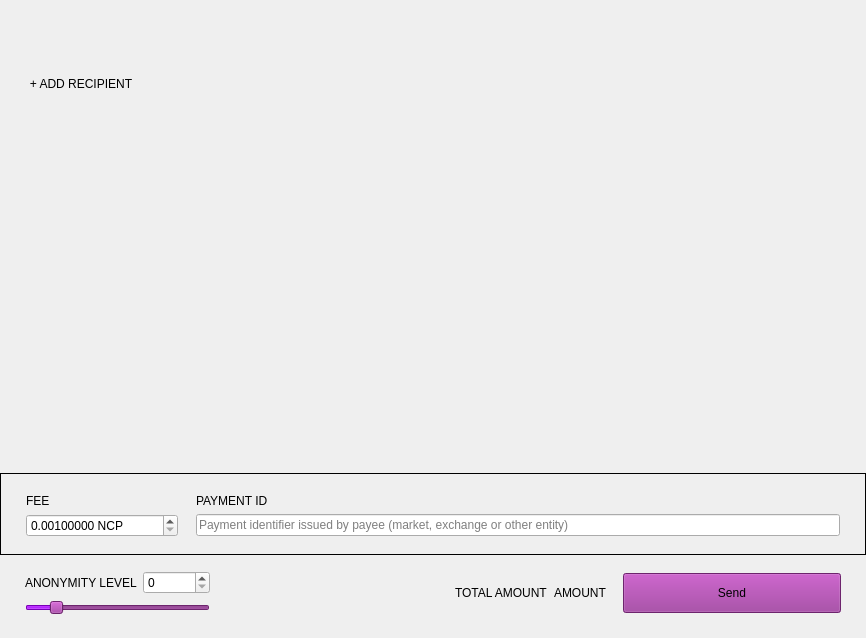
Qt form src/Gui/Send/SendFrame.ui (livenet123/NewtonWallet) before a commit.
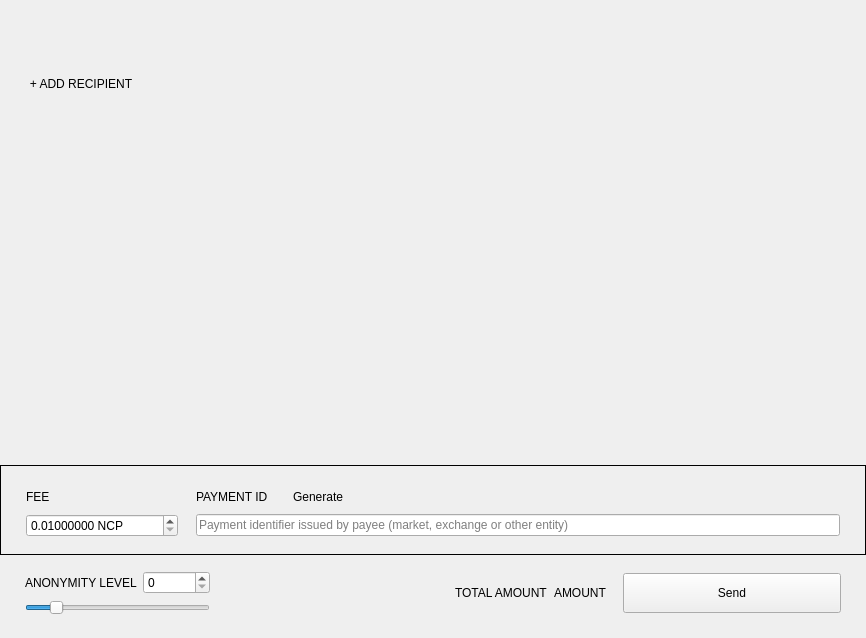
The same form after that commit. Custom widgets are drawn as their Qt base class.

The edit to the form file:
```diff
--- a/src/Gui/Send/SendFrame.ui
+++ b/src/Gui/Send/SendFrame.ui
@@ -175,6 +175,12 @@
    </item>
    <item>
     <widget class="QFrame" name="m_sendFeeFrame">
+     <property name="sizePolicy">
+      <sizepolicy hsizetype="Minimum" vsizetype="Minimum">
+       <horstretch>0</horstretch>
+       <verstretch>0</verstretch>
+      </sizepolicy>
+     </property>
      <property name="frameShape">
       <enum>QFrame::Box</enum>
      </property>
@@ -197,60 +203,130 @@
       <property name="horizontalSpacing">
        <number>18</number>
       </property>
-      <item row="0" column="0">
-       <widget class="WalletGui::WalletNormalGrayTextLabel" name="label_3">
-        <property name="text">
-         <string>FEE</string>
+      <item row="2" column="1">
+       <widget class="WalletGui::ClearableLineEdit" name="m_paymentIdEdit">
+        <property name="styleSheet">
+         <string notr="true">[errorState=&quot;true&quot;] {
+  border-color: #ef3131;
+}</string>
         </property>
-       </widget>
-      </item>
-      <item row="0" column="1">
-       <widget class="WalletGui::WalletNormalGrayTextLabel" name="m_paymentIdTextLabel">
-        <property name="text">
-         <string>PAYMENT ID</string>
+        <property name="placeholderText">
+         <string>Payment identifier issued by payee (market, exchange or other entity)</string>
         </property>
        </widget>
       </item>
-      <item row="1" column="0">
+      <item row="2" column="0">
        <widget class="QDoubleSpinBox" name="m_feeSpin">
-        <property name="locale">
-         <locale language="English" country="UnitedStates"/>
-        </property>
         <property name="buttonSymbols">
          <enum>QAbstractSpinBox::UpDownArrows</enum>
         </property>
         <property name="suffix">
-         <string> NCP</string>
+         <string notr="true"> NCP</string>
         </property>
         <property name="decimals">
          <number>8</number>
         </property>
         <property name="minimum">
-         <double>0.001000000000000</double>
+         <double>0.010000000000000</double>
         </property>
         <property name="maximum">
-         <double>999999999.000000000000000</double>
+         <double>999999.000000000000000</double>
         </property>
         <property name="singleStep">
-         <double>0.001000000000000</double>
+         <double>0.010000000000000</double>
         </property>
         <property name="value">
-         <double>0.001000000000000</double>
+         <double>0.010000000000000</double>
         </property>
        </widget>
       </item>
-      <item row="1" column="1">
-       <widget class="WalletGui::ClearableLineEdit" name="m_paymentIdEdit">
-        <property name="styleSheet">
-         <string notr="true">[errorState=&quot;true&quot;] {
-  border-color: #ef3131;
-}</string>
+      <item row="0" column="0">
+       <widget class="WalletGui::WalletNormalGrayTextLabel" name="label_3">
+        <property name="text">
+         <string>FEE</string>
         </property>
-        <property name="placeholderText">
-         <string>Payment identifier issued by payee (market, exchange or other entity)</string>
+        <property name="alignment">
+         <set>Qt::AlignLeading|Qt::AlignLeft|Qt::AlignVCenter</set>
         </property>
        </widget>
       </item>
+      <item row="0" column="1">
+       <layout class="QHBoxLayout" name="horizontalLayout_3">
+        <item>
+         <widget class="WalletGui::WalletNormalGrayTextLabel" name="m_paymentIdTextLabel">
+          <property name="sizePolicy">
+           <sizepolicy hsizetype="Minimum" vsizetype="Minimum">
+            <horstretch>0</horstretch>
+            <verstretch>0</verstretch>
+           </sizepolicy>
+          </property>
+          <property name="text">
+           <string>PAYMENT ID</string>
+          </property>
+          <property name="alignment">
+           <set>Qt::AlignLeading|Qt::AlignLeft|Qt::AlignVCenter</set>
+          </property>
+          <property name="margin">
+           <number>0</number>
+          </property>
+          <property name="indent">
+           <number>0</number>
+          </property>
+         </widget>
+        </item>
+        <item>
+         <spacer name="horizontalSpacer_6">
+          <property name="orientation">
+           <enum>Qt::Horizontal</enum>
+          </property>
+          <property name="sizeType">
+           <enum>QSizePolicy::Fixed</enum>
+          </property>
+          <property name="sizeHint" stdset="0">
+           <size>
+            <width>10</width>
+            <height>10</height>
+           </size>
+          </property>
+         </spacer>
+        </item>
+        <item>
+         <widget class="WalletGui::WalletTinyLinkLikeButton" name="m_generatePaymentIdButton">
+          <property name="sizePolicy">
+           <sizepolicy hsizetype="Minimum" vsizetype="Minimum">
+            <horstretch>0</horstretch>
+            <verstretch>0</verstretch>
+           </sizepolicy>
+          </property>
+          <property name="cursor">
+           <cursorShape>PointingHandCursor</cursorShape>
+          </property>
+          <property name="focusPolicy">
+           <enum>Qt::NoFocus</enum>
+          </property>
+          <property name="text">
+           <string>Generate</string>
+          </property>
+          <property name="flat">
+           <bool>true</bool>
+          </property>
+         </widget>
+        </item>
+        <item>
+         <spacer name="horizontalSpacer_5">
+          <property name="orientation">
+           <enum>Qt::Horizontal</enum>
+          </property>
+          <property name="sizeHint" stdset="0">
+           <size>
+            <width>40</width>
+            <height>10</height>
+           </size>
+          </property>
+         </spacer>
+        </item>
+       </layout>
+      </item>
      </layout>
     </widget>
    </item>
@@ -284,9 +360,6 @@
       </item>
       <item row="0" column="5" rowspan="2">
        <widget class="WalletGui::WalletExtraNormalBlackTextLabel" name="m_totalAmountLabel">
-        <property name="locale">
-         <locale language="English" country="UnitedStates"/>
-        </property>
         <property name="text">
          <string>AMOUNT</string>
         </property>
@@ -326,475 +399,6 @@
           <height>16777215</height>
          </size>
         </property>
-        <property name="palette">
-         <palette>
-          <active>
-           <colorrole role="WindowText">
-            <brush brushstyle="SolidPattern">
-             <color alpha="255">
-              <red>0</red>
-              <green>0</green>
-              <blue>0</blue>
-             </color>
-            </brush>
-           </colorrole>
-           <colorrole role="Button">
-            <brush brushstyle="SolidPattern">
-             <color alpha="255">
-              <red>153</red>
-              <green>51</green>
-              <blue>153</blue>
-             </color>
-            </brush>
-           </colorrole>
-           <colorrole role="Light">
-            <brush brushstyle="SolidPattern">
-             <color alpha="255">
-              <red>230</red>
-              <green>76</green>
-              <blue>230</blue>
-             </color>
-            </brush>
-           </colorrole>
-           <colorrole role="Midlight">
-            <brush brushstyle="SolidPattern">
-             <color alpha="255">
-              <red>191</red>
-              <green>63</green>
-              <blue>191</blue>
-             </color>
-            </brush>
-           </colorrole>
-           <colorrole role="Dark">
-            <brush brushstyle="SolidPattern">
-             <color alpha="255">
-              <red>76</red>
-              <green>25</green>
-              <blue>76</blue>
-             </color>
-            </brush>
-           </colorrole>
-           <colorrole role="Mid">
-            <brush brushstyle="SolidPattern">
-             <color alpha="255">
-              <red>102</red>
-              <green>34</green>
-              <blue>102</blue>
-             </color>
-            </brush>
-           </colorrole>
-           <colorrole role="Text">
-            <brush brushstyle="SolidPattern">
-             <color alpha="255">
-              <red>0</red>
-              <green>0</green>
-              <blue>0</blue>
-             </color>
-            </brush>
-           </colorrole>
-           <colorrole role="BrightText">
-            <brush brushstyle="SolidPattern">
-             <color alpha="255">
-              <red>255</red>
-              <green>255</green>
-              <blue>255</blue>
-             </color>
-            </brush>
-           </colorrole>
-           <colorrole role="ButtonText">
-            <brush brushstyle="SolidPattern">
-             <color alpha="255">
-              <red>0</red>
-              <green>0</green>
-              <blue>0</blue>
-             </color>
-            </brush>
-           </colorrole>
-           <colorrole role="Base">
-            <brush brushstyle="SolidPattern">
-             <color alpha="255">
-              <red>255</red>
-              <green>255</green>
-              <blue>255</blue>
-             </color>
-            </brush>
-           </colorrole>
-           <colorrole role="Window">
-            <brush brushstyle="SolidPattern">
-             <color alpha="255">
-              <red>153</red>
-              <green>51</green>
-              <blue>153</blue>
-             </color>
-            </brush>
-           </colorrole>
-           <colorrole role="Shadow">
-            <brush brushstyle="SolidPattern">
-             <color alpha="255">
-              <red>0</red>
-              <green>0</green>
-              <blue>0</blue>
-             </color>
-            </brush>
-           </colorrole>
-           <colorrole role="Highlight">
-            <brush brushstyle="SolidPattern">
-             <color alpha="255">
-              <red>170</red>
-              <green>0</green>
-              <blue>255</blue>
-             </color>
-            </brush>
-           </colorrole>
-           <colorrole role="Link">
-            <brush brushstyle="SolidPattern">
-             <color alpha="255">
-              <red>170</red>
-              <green>0</green>
-              <blue>255</blue>
-             </color>
-            </brush>
-           </colorrole>
-           <colorrole role="AlternateBase">
-            <brush brushstyle="SolidPattern">
-             <color alpha="255">
-              <red>204</red>
-              <green>153</green>
-              <blue>204</blue>
-             </color>
-            </brush>
-           </colorrole>
-           <colorrole role="ToolTipBase">
-            <brush brushstyle="SolidPattern">
-             <color alpha="255">
-              <red>255</red>
-              <green>255</green>
-              <blue>220</blue>
-             </color>
-            </brush>
-           </colorrole>
-           <colorrole role="ToolTipText">
-            <brush brushstyle="SolidPattern">
-             <color alpha="255">
-              <red>0</red>
-              <green>0</green>
-              <blue>0</blue>
-             </color>
-            </brush>
-           </colorrole>
-          </active>
-          <inactive>
-           <colorrole role="WindowText">
-            <brush brushstyle="SolidPattern">
-             <color alpha="255">
-              <red>0</red>
-              <green>0</green>
-              <blue>0</blue>
-             </color>
-            </brush>
-           </colorrole>
-           <colorrole role="Button">
-            <brush brushstyle="SolidPattern">
-             <color alpha="255">
-              <red>153</red>
-              <green>51</green>
-              <blue>153</blue>
-             </color>
-            </brush>
-           </colorrole>
-           <colorrole role="Light">
-            <brush brushstyle="SolidPattern">
-             <color alpha="255">
-              <red>230</red>
-              <green>76</green>
-              <blue>230</blue>
-             </color>
-            </brush>
-           </colorrole>
-           <colorrole role="Midlight">
-            <brush brushstyle="SolidPattern">
-             <color alpha="255">
-              <red>191</red>
-              <green>63</green>
-              <blue>191</blue>
-             </color>
-            </brush>
-           </colorrole>
-           <colorrole role="Dark">
-            <brush brushstyle="SolidPattern">
-             <color alpha="255">
-              <red>76</red>
-              <green>25</green>
-              <blue>76</blue>
-             </color>
-            </brush>
-           </colorrole>
-           <colorrole role="Mid">
-            <brush brushstyle="SolidPattern">
-             <color alpha="255">
-              <red>102</red>
-              <green>34</green>
-              <blue>102</blue>
-             </color>
-            </brush>
-           </colorrole>
-           <colorrole role="Text">
-            <brush brushstyle="SolidPattern">
-             <color alpha="255">
-              <red>0</red>
-              <green>0</green>
-              <blue>0</blue>
-             </color>
-            </brush>
-           </colorrole>
-           <colorrole role="BrightText">
-            <brush brushstyle="SolidPattern">
-             <color alpha="255">
-              <red>255</red>
-              <green>255</green>
-              <blue>255</blue>
-             </color>
-            </brush>
-           </colorrole>
-           <colorrole role="ButtonText">
-            <brush brushstyle="SolidPattern">
-             <color alpha="255">
-              <red>0</red>
-              <green>0</green>
-              <blue>0</blue>
-             </color>
-            </brush>
-           </colorrole>
-           <colorrole role="Base">
-            <brush brushstyle="SolidPattern">
-             <color alpha="255">
-              <red>255</red>
-              <green>255</green>
-              <blue>255</blue>
-             </color>
-            </brush>
-           </colorrole>
-           <colorrole role="Window">
-            <brush brushstyle="SolidPattern">
-             <color alpha="255">
-              <red>153</red>
-              <green>51</green>
-              <blue>153</blue>
-             </color>
-            </brush>
-           </colorrole>
-           <colorrole role="Shadow">
-            <brush brushstyle="SolidPattern">
-             <color alpha="255">
-              <red>0</red>
-              <green>0</green>
-              <blue>0</blue>
-             </color>
-            </brush>
-           </colorrole>
-           <colorrole role="Highlight">
-            <brush brushstyle="SolidPattern">
-             <color alpha="255">
-              <red>170</red>
-              <green>0</green>
-              <blue>255</blue>
-             </color>
-            </brush>
-           </colorrole>
-           <colorrole role="Link">
-            <brush brushstyle="SolidPattern">
-             <color alpha="255">
-              <red>170</red>
-              <green>0</green>
-              <blue>255</blue>
-             </color>
-            </brush>
-           </colorrole>
-           <colorrole role="AlternateBase">
-            <brush brushstyle="SolidPattern">
-             <color alpha="255">
-              <red>204</red>
-              <green>153</green>
-              <blue>204</blue>
-             </color>
-            </brush>
-           </colorrole>
-           <colorrole role="ToolTipBase">
-            <brush brushstyle="SolidPattern">
-             <color alpha="255">
-              <red>255</red>
-              <green>255</green>
-              <blue>220</blue>
-             </color>
-            </brush>
-           </colorrole>
-           <colorrole role="ToolTipText">
-            <brush brushstyle="SolidPattern">
-             <color alpha="255">
-              <red>0</red>
-              <green>0</green>
-              <blue>0</blue>
-             </color>
-            </brush>
-           </colorrole>
-          </inactive>
-          <disabled>
-           <colorrole role="WindowText">
-            <brush brushstyle="SolidPattern">
-             <color alpha="255">
-              <red>76</red>
-              <green>25</green>
-              <blue>76</blue>
-             </color>
-            </brush>
-           </colorrole>
-           <colorrole role="Button">
-            <brush brushstyle="SolidPattern">
-             <color alpha="255">
-              <red>153</red>
-              <green>51</green>
-              <blue>153</blue>
-             </color>
-            </brush>
-           </colorrole>
-           <colorrole role="Light">
-            <brush brushstyle="SolidPattern">
-             <color alpha="255">
-              <red>230</red>
-              <green>76</green>
-              <blue>230</blue>
-             </color>
-            </brush>
-           </colorrole>
-           <colorrole role="Midlight">
-            <brush brushstyle="SolidPattern">
-             <color alpha="255">
-              <red>191</red>
-              <green>63</green>
-              <blue>191</blue>
-             </color>
-            </brush>
-           </colorrole>
-           <colorrole role="Dark">
-            <brush brushstyle="SolidPattern">
-             <color alpha="255">
-              <red>76</red>
-              <green>25</green>
-              <blue>76</blue>
-             </color>
-            </brush>
-           </colorrole>
-           <colorrole role="Mid">
-            <brush brushstyle="SolidPattern">
-             <color alpha="255">
-              <red>102</red>
-              <green>34</green>
-              <blue>102</blue>
-             </color>
-            </brush>
-           </colorrole>
-           <colorrole role="Text">
-            <brush brushstyle="SolidPattern">
-             <color alpha="255">
-              <red>76</red>
-              <green>25</green>
-              <blue>76</blue>
-             </color>
-            </brush>
-           </colorrole>
-           <colorrole role="BrightText">
-            <brush brushstyle="SolidPattern">
-             <color alpha="255">
-              <red>255</red>
-              <green>255</green>
-              <blue>255</blue>
-             </color>
-            </brush>
-           </colorrole>
-           <colorrole role="ButtonText">
-            <brush brushstyle="SolidPattern">
-             <color alpha="255">
-              <red>76</red>
-              <green>25</green>
-              <blue>76</blue>
-             </color>
-            </brush>
-           </colorrole>
-           <colorrole role="Base">
-            <brush brushstyle="SolidPattern">
-             <color alpha="255">
-              <red>153</red>
-              <green>51</green>
-              <blue>153</blue>
-             </color>
-            </brush>
-           </colorrole>
-           <colorrole role="Window">
-            <brush brushstyle="SolidPattern">
-             <color alpha="255">
-              <red>153</red>
-              <green>51</green>
-              <blue>153</blue>
-             </color>
-            </brush>
-           </colorrole>
-           <colorrole role="Shadow">
-            <brush brushstyle="SolidPattern">
-             <color alpha="255">
-              <red>0</red>
-              <green>0</green>
-              <blue>0</blue>
-             </color>
-            </brush>
-           </colorrole>
-           <colorrole role="Highlight">
-            <brush brushstyle="SolidPattern">
-             <color alpha="255">
-              <red>51</red>
-              <green>153</green>
-              <blue>255</blue>
-             </color>
-            </brush>
-           </colorrole>
-           <colorrole role="Link">
-            <brush brushstyle="SolidPattern">
-             <color alpha="255">
-              <red>170</red>
-              <green>0</green>
-              <blue>255</blue>
-             </color>
-            </brush>
-           </colorrole>
-           <colorrole role="AlternateBase">
-            <brush brushstyle="SolidPattern">
-             <color alpha="255">
-              <red>153</red>
-              <green>51</green>
-              <blue>153</blue>
-             </color>
-            </brush>
-           </colorrole>
-           <colorrole role="ToolTipBase">
-            <brush brushstyle="SolidPattern">
-             <color alpha="255">
-              <red>255</red>
-              <green>255</green>
-              <blue>220</blue>
-             </color>
-            </brush>
-           </colorrole>
-           <colorrole role="ToolTipText">
-            <brush brushstyle="SolidPattern">
-             <color alpha="255">
-              <red>0</red>
-              <green>0</green>
-              <blue>0</blue>
-             </color>
-            </brush>
-           </colorrole>
-          </disabled>
-         </palette>
-        </property>
         <property name="maximum">
          <number>50</number>
         </property>
@@ -832,475 +436,6 @@
           <height>40</height>
          </size>
         </property>
-        <property name="palette">
-         <palette>
-          <active>
-           <colorrole role="WindowText">
-            <brush brushstyle="SolidPattern">
-             <color alpha="255">
-              <red>0</red>
-              <green>0</green>
-              <blue>0</blue>
-             </color>
-            </brush>
-           </colorrole>
-           <colorrole role="Button">
-            <brush brushstyle="SolidPattern">
-             <color alpha="255">
-              <red>153</red>
-              <green>51</green>
-              <blue>153</blue>
-             </color>
-            </brush>
-           </colorrole>
-           <colorrole role="Light">
-            <brush brushstyle="SolidPattern">
-             <color alpha="255">
-              <red>230</red>
-              <green>76</green>
-              <blue>230</blue>
-             </color>
-            </brush>
-           </colorrole>
-           <colorrole role="Midlight">
-            <brush brushstyle="SolidPattern">
-             <color alpha="255">
-              <red>191</red>
-              <green>63</green>
-              <blue>191</blue>
-             </color>
-            </brush>
-           </colorrole>
-           <colorrole role="Dark">
-            <brush brushstyle="SolidPattern">
-             <color alpha="255">
-              <red>76</red>
-              <green>25</green>
-              <blue>76</blue>
-             </color>
-            </brush>
-           </colorrole>
-           <colorrole role="Mid">
-            <brush brushstyle="SolidPattern">
-             <color alpha="255">
-              <red>102</red>
-              <green>34</green>
-              <blue>102</blue>
-             </color>
-            </brush>
-           </colorrole>
-           <colorrole role="Text">
-            <brush brushstyle="SolidPattern">
-             <color alpha="255">
-              <red>0</red>
-              <green>0</green>
-              <blue>0</blue>
-             </color>
-            </brush>
-           </colorrole>
-           <colorrole role="BrightText">
-            <brush brushstyle="SolidPattern">
-             <color alpha="255">
-              <red>255</red>
-              <green>255</green>
-              <blue>255</blue>
-             </color>
-            </brush>
-           </colorrole>
-           <colorrole role="ButtonText">
-            <brush brushstyle="SolidPattern">
-             <color alpha="255">
-              <red>0</red>
-              <green>0</green>
-              <blue>0</blue>
-             </color>
-            </brush>
-           </colorrole>
-           <colorrole role="Base">
-            <brush brushstyle="SolidPattern">
-             <color alpha="255">
-              <red>255</red>
-              <green>255</green>
-              <blue>255</blue>
-             </color>
-            </brush>
-           </colorrole>
-           <colorrole role="Window">
-            <brush brushstyle="SolidPattern">
-             <color alpha="255">
-              <red>153</red>
-              <green>51</green>
-              <blue>153</blue>
-             </color>
-            </brush>
-           </colorrole>
-           <colorrole role="Shadow">
-            <brush brushstyle="SolidPattern">
-             <color alpha="255">
-              <red>0</red>
-              <green>0</green>
-              <blue>0</blue>
-             </color>
-            </brush>
-           </colorrole>
-           <colorrole role="Highlight">
-            <brush brushstyle="SolidPattern">
-             <color alpha="255">
-              <red>170</red>
-              <green>0</green>
-              <blue>255</blue>
-             </color>
-            </brush>
-           </colorrole>
-           <colorrole role="Link">
-            <brush brushstyle="SolidPattern">
-             <color alpha="255">
-              <red>170</red>
-              <green>0</green>
-              <blue>255</blue>
-             </color>
-            </brush>
-           </colorrole>
-           <colorrole role="AlternateBase">
-            <brush brushstyle="SolidPattern">
-             <color alpha="255">
-              <red>204</red>
-              <green>153</green>
-              <blue>204</blue>
-             </color>
-            </brush>
-           </colorrole>
-           <colorrole role="ToolTipBase">
-            <brush brushstyle="SolidPattern">
-             <color alpha="255">
-              <red>255</red>
-              <green>255</green>
-              <blue>220</blue>
-             </color>
-            </brush>
-           </colorrole>
-           <colorrole role="ToolTipText">
-            <brush brushstyle="SolidPattern">
-             <color alpha="255">
-              <red>0</red>
-              <green>0</green>
-              <blue>0</blue>
-             </color>
-            </brush>
-           </colorrole>
-          </active>
-          <inactive>
-           <colorrole role="WindowText">
-            <brush brushstyle="SolidPattern">
-             <color alpha="255">
-              <red>0</red>
-              <green>0</green>
-              <blue>0</blue>
-             </color>
-            </brush>
-           </colorrole>
-           <colorrole role="Button">
-            <brush brushstyle="SolidPattern">
-             <color alpha="255">
-              <red>153</red>
-              <green>51</green>
-              <blue>153</blue>
-             </color>
-            </brush>
-           </colorrole>
-           <colorrole role="Light">
-            <brush brushstyle="SolidPattern">
-             <color alpha="255">
-              <red>230</red>
-              <green>76</green>
-              <blue>230</blue>
-             </color>
-            </brush>
-           </colorrole>
-           <colorrole role="Midlight">
-            <brush brushstyle="SolidPattern">
-             <color alpha="255">
-              <red>191</red>
-              <green>63</green>
-              <blue>191</blue>
-             </color>
-            </brush>
-           </colorrole>
-           <colorrole role="Dark">
-            <brush brushstyle="SolidPattern">
-             <color alpha="255">
-              <red>76</red>
-              <green>25</green>
-              <blue>76</blue>
-             </color>
-            </brush>
-           </colorrole>
-           <colorrole role="Mid">
-            <brush brushstyle="SolidPattern">
-             <color alpha="255">
-              <red>102</red>
-              <green>34</green>
-              <blue>102</blue>
-             </color>
-            </brush>
-           </colorrole>
-           <colorrole role="Text">
-            <brush brushstyle="SolidPattern">
-             <color alpha="255">
-              <red>0</red>
-              <green>0</green>
-              <blue>0</blue>
-             </color>
-            </brush>
-           </colorrole>
-           <colorrole role="BrightText">
-            <brush brushstyle="SolidPattern">
-             <color alpha="255">
-              <red>255</red>
-              <green>255</green>
-              <blue>255</blue>
-             </color>
-            </brush>
-           </colorrole>
-           <colorrole role="ButtonText">
-            <brush brushstyle="SolidPattern">
-             <color alpha="255">
-              <red>0</red>
-              <green>0</green>
-              <blue>0</blue>
-             </color>
-            </brush>
-           </colorrole>
-           <colorrole role="Base">
-            <brush brushstyle="SolidPattern">
-             <color alpha="255">
-              <red>255</red>
-              <green>255</green>
-              <blue>255</blue>
-             </color>
-            </brush>
-           </colorrole>
-           <colorrole role="Window">
-            <brush brushstyle="SolidPattern">
-             <color alpha="255">
-              <red>153</red>
-              <green>51</green>
-              <blue>153</blue>
-             </color>
-            </brush>
-           </colorrole>
-           <colorrole role="Shadow">
-            <brush brushstyle="SolidPattern">
-             <color alpha="255">
-              <red>0</red>
-              <green>0</green>
-              <blue>0</blue>
-             </color>
-            </brush>
-           </colorrole>
-           <colorrole role="Highlight">
-            <brush brushstyle="SolidPattern">
-             <color alpha="255">
-              <red>170</red>
-              <green>0</green>
-              <blue>255</blue>
-             </color>
-            </brush>
-           </colorrole>
-           <colorrole role="Link">
-            <brush brushstyle="SolidPattern">
-             <color alpha="255">
-              <red>170</red>
-              <green>0</green>
-              <blue>255</blue>
-             </color>
-            </brush>
-           </colorrole>
-           <colorrole role="AlternateBase">
-            <brush brushstyle="SolidPattern">
-             <color alpha="255">
-              <red>204</red>
-              <green>153</green>
-              <blue>204</blue>
-             </color>
-            </brush>
-           </colorrole>
-           <colorrole role="ToolTipBase">
-            <brush brushstyle="SolidPattern">
-             <color alpha="255">
-              <red>255</red>
-              <green>255</green>
-              <blue>220</blue>
-             </color>
-            </brush>
-           </colorrole>
-           <colorrole role="ToolTipText">
-            <brush brushstyle="SolidPattern">
-             <color alpha="255">
-              <red>0</red>
-              <green>0</green>
-              <blue>0</blue>
-             </color>
-            </brush>
-           </colorrole>
-          </inactive>
-          <disabled>
-           <colorrole role="WindowText">
-            <brush brushstyle="SolidPattern">
-             <color alpha="255">
-              <red>76</red>
-              <green>25</green>
-              <blue>76</blue>
-             </color>
-            </brush>
-           </colorrole>
-           <colorrole role="Button">
-            <brush brushstyle="SolidPattern">
-             <color alpha="255">
-              <red>153</red>
-              <green>51</green>
-              <blue>153</blue>
-             </color>
-            </brush>
-           </colorrole>
-           <colorrole role="Light">
-            <brush brushstyle="SolidPattern">
-             <color alpha="255">
-              <red>230</red>
-              <green>76</green>
-              <blue>230</blue>
-             </color>
-            </brush>
-           </colorrole>
-           <colorrole role="Midlight">
-            <brush brushstyle="SolidPattern">
-             <color alpha="255">
-              <red>191</red>
-              <green>63</green>
-              <blue>191</blue>
-             </color>
-            </brush>
-           </colorrole>
-           <colorrole role="Dark">
-            <brush brushstyle="SolidPattern">
-             <color alpha="255">
-              <red>76</red>
-              <green>25</green>
-              <blue>76</blue>
-             </color>
-            </brush>
-           </colorrole>
-           <colorrole role="Mid">
-            <brush brushstyle="SolidPattern">
-             <color alpha="255">
-              <red>102</red>
-              <green>34</green>
-              <blue>102</blue>
-             </color>
-            </brush>
-           </colorrole>
-           <colorrole role="Text">
-            <brush brushstyle="SolidPattern">
-             <color alpha="255">
-              <red>76</red>
-              <green>25</green>
-              <blue>76</blue>
-             </color>
-            </brush>
-           </colorrole>
-           <colorrole role="BrightText">
-            <brush brushstyle="SolidPattern">
-             <color alpha="255">
-              <red>255</red>
-              <green>255</green>
-              <blue>255</blue>
-             </color>
-            </brush>
-           </colorrole>
-           <colorrole role="ButtonText">
-            <brush brushstyle="SolidPattern">
-             <color alpha="255">
-              <red>76</red>
-              <green>25</green>
-              <blue>76</blue>
-             </color>
-            </brush>
-           </colorrole>
-           <colorrole role="Base">
-            <brush brushstyle="SolidPattern">
-             <color alpha="255">
-              <red>153</red>
-              <green>51</green>
-              <blue>153</blue>
-             </color>
-            </brush>
-           </colorrole>
-           <colorrole role="Window">
-            <brush brushstyle="SolidPattern">
-             <color alpha="255">
-              <red>153</red>
-              <green>51</green>
-              <blue>153</blue>
-             </color>
-            </brush>
-           </colorrole>
-           <colorrole role="Shadow">
-            <brush brushstyle="SolidPattern">
-             <color alpha="255">
-              <red>0</red>
-              <green>0</green>
-              <blue>0</blue>
-             </color>
-            </brush>
-           </colorrole>
-           <colorrole role="Highlight">
-            <brush brushstyle="SolidPattern">
-             <color alpha="255">
-              <red>51</red>
-              <green>153</green>
-              <blue>255</blue>
-             </color>
-            </brush>
-           </colorrole>
-           <colorrole role="Link">
-            <brush brushstyle="SolidPattern">
-             <color alpha="255">
-              <red>170</red>
-              <green>0</green>
-              <blue>255</blue>
-             </color>
-            </brush>
-           </colorrole>
-           <colorrole role="AlternateBase">
-            <brush brushstyle="SolidPattern">
-             <color alpha="255">
-              <red>153</red>
-              <green>51</green>
-              <blue>153</blue>
-             </color>
-            </brush>
-           </colorrole>
-           <colorrole role="ToolTipBase">
-            <brush brushstyle="SolidPattern">
-             <color alpha="255">
-              <red>255</red>
-              <green>255</green>
-              <blue>220</blue>
-             </color>
-            </brush>
-           </colorrole>
-           <colorrole role="ToolTipText">
-            <brush brushstyle="SolidPattern">
-             <color alpha="255">
-              <red>0</red>
-              <green>0</green>
-              <blue>0</blue>
-             </color>
-            </brush>
-           </colorrole>
-          </disabled>
-         </palette>
-        </property>
         <property name="focusPolicy">
          <enum>Qt::NoFocus</enum>
         </property>
@@ -1350,16 +485,16 @@
    <extends>QLabel</extends>
    <header>Gui/Common/WalletTextLabel.h</header>
   </customwidget>
+  <customwidget>
+   <class>WalletGui::WalletLargeBlueButton</class>
+   <extends>QPushButton</extends>
+   <header>Gui/Common/WalletBlueButton.h</header>
+  </customwidget>
   <customwidget>
    <class>WalletGui::ClearableLineEdit</class>
    <extends>QLineEdit</extends>
    <header>Gui/Common/ClearableLineEdit.h</header>
   </customwidget>
-  <customwidget>
-   <class>WalletGui::WalletLargeBlueButton</class>
-   <extends>QPushButton</extends>
-   <header>Gui/Common/WalletBlueButton.h</header>
-  </customwidget>
   <customwidget>
    <class>WalletGui::ResizableScrollArea</class>
    <extends>QScrollArea</extends>
@@ -1376,6 +511,11 @@
    <extends>QLabel</extends>
    <header>Gui/Common/WalletTextLabel.h</header>
   </customwidget>
+  <customwidget>
+   <class>WalletGui::WalletTinyLinkLikeButton</class>
+   <extends>QPushButton</extends>
+   <header>Gui/Common/WalletLinkLikeButton.h</header>
+  </customwidget>
  </customwidgets>
  <tabstops>
   <tabstop>m_paymentIdEdit</tabstop>
```
Left out of the diff: 17 changed lines with no effect on the pictures.
